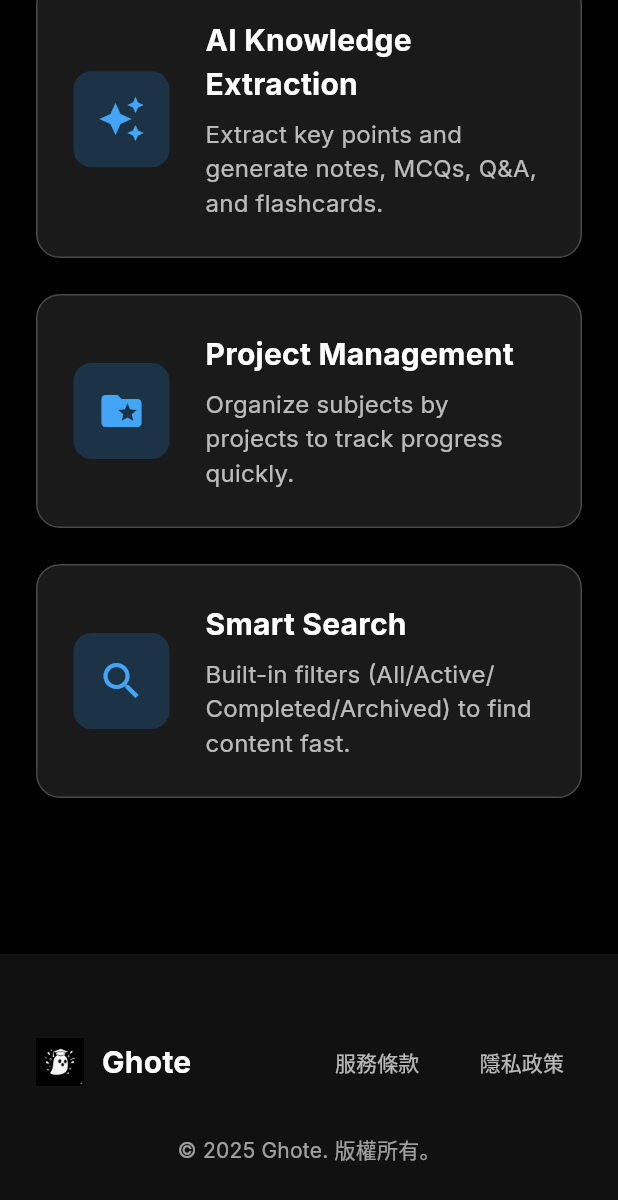
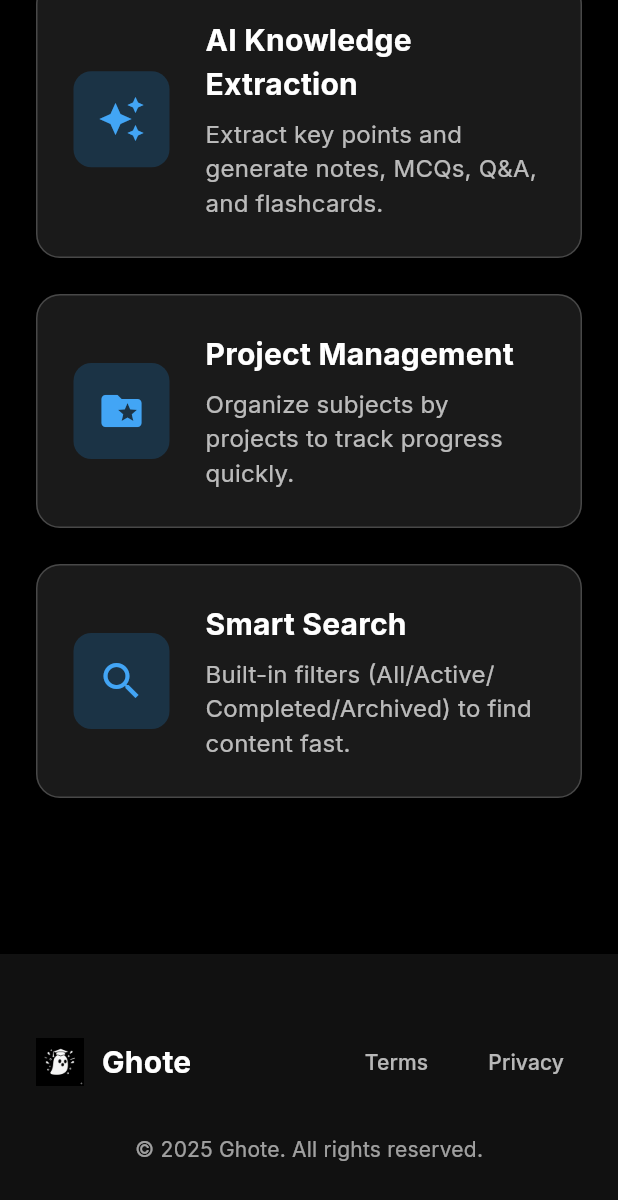
Before and after one commit to ghote-app/ghote, a Flutter app: the HomePage screen opened directly, scrolled down 902 dp, on a phone screen of 412 x 824 dp. Shown: the top 1200 px of the screen. Run offline on Flutter 3.47's test engine with Material 3 defaults, Android fonts, the phone set to English and light mode, and no system bars; our stand-ins replace firebase_auth, firebase_core, go_router, google_fonts, google_sign_in, video_player; missing offline and left inert: dart:html; accounts and stored records are empty.

Commit message:
fix(website): footer legal links and copyright use i18n strings

```diff
--- a/lib/website/home_page.dart
+++ b/lib/website/home_page.dart
@@ -289,7 +289,7 @@ class HomePage extends StatelessWidget {
                   TextButton(
                     onPressed: () => context.go('/terms'),
                     child: Text(
-                      '服務條款',
+                      t('nav.terms'),
                       style: GoogleFonts.inter(
                         color: Colors.white70,
                         fontSize: 14,
@@ -300,7 +300,7 @@ class HomePage extends StatelessWidget {
                   TextButton(
                     onPressed: () => context.go('/privacy'),
                     child: Text(
-                      '隱私政策',
+                      t('nav.privacy'),
                       style: GoogleFonts.inter(
                         color: Colors.white70,
                         fontSize: 14,
@@ -313,7 +313,7 @@ class HomePage extends StatelessWidget {
           ),
           const SizedBox(height: 24),
           Text(
-            '© 2025 Ghote. 版權所有。',
+            t('footer.copyright'),
             style: GoogleFonts.inter(
               color: Colors.white60,
               fontSize: 14,
```
